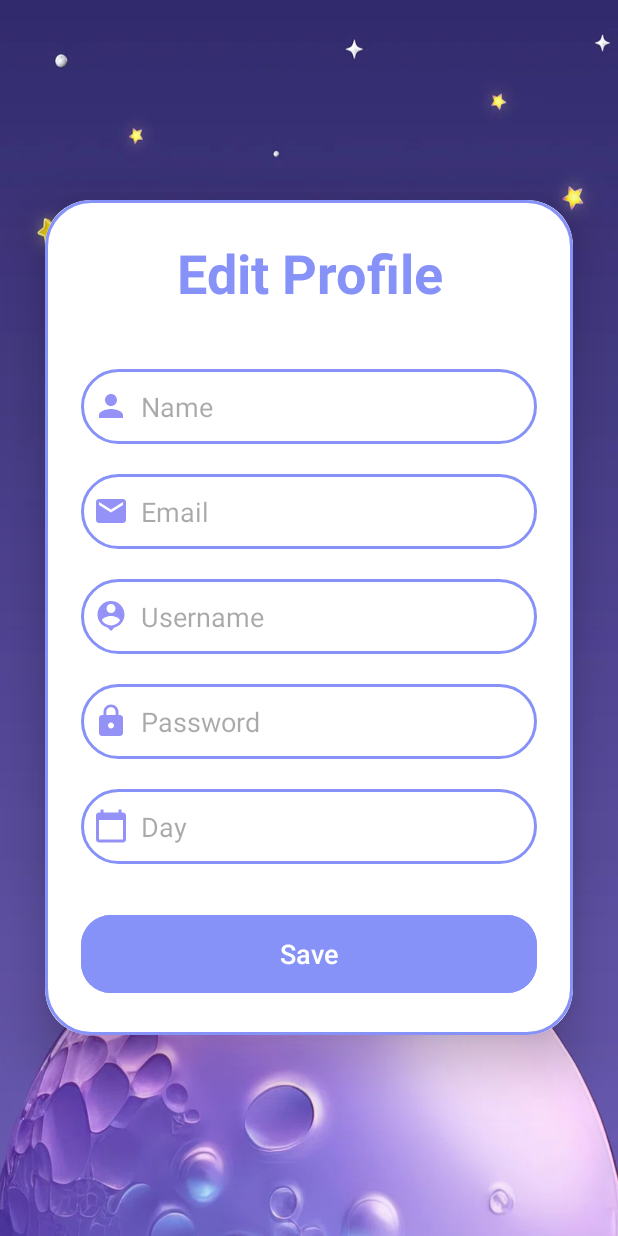
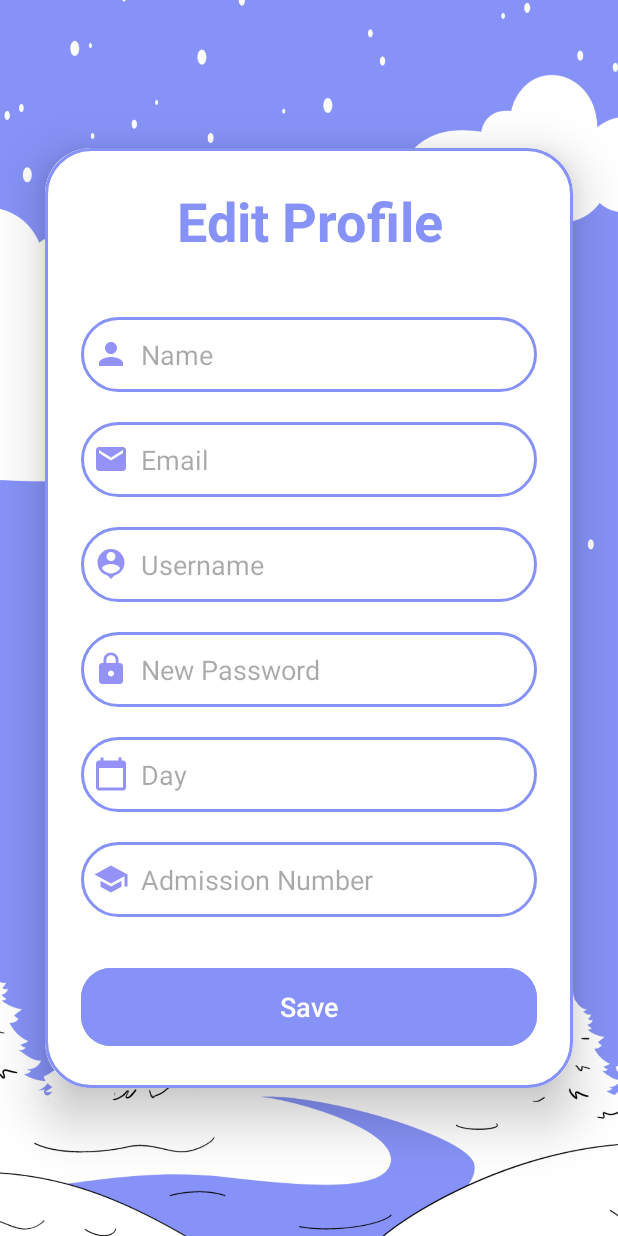
Before and after one commit to AbhiishekTyagii/ldl, an Android app: the EditProfileActivity screen opened directly, with no data from a screen before it, after a tap on "Save", on a phone screen of 412 x 824 dp. Run offline under Robolectric (Android 15) with nearby library versions, the phone set to English and light mode, and no system bars; our stand-ins replace Firebase (no records; nobody signed in at launch, a user with empty details on screens opened directly).

Commit message:
activity_editprofile.xml and EditProfileActivity.java completely fetched, update, Values

```diff
--- a/app/src/main/java/com/usualdev/lightdeliteracy/EditProfileActivity.java
+++ b/app/src/main/java/com/usualdev/lightdeliteracy/EditProfileActivity.java
@@ -1,24 +1,21 @@
 package com.usualdev.lightdeliteracy;
 
-
 import androidx.appcompat.app.AppCompatActivity;
-
 import android.content.Intent;
 import android.os.Bundle;
 import android.view.View;
 import android.widget.Button;
 import android.widget.EditText;
 import android.widget.Toast;
-
 import com.google.firebase.database.DatabaseReference;
 import com.google.firebase.database.FirebaseDatabase;
 
 public class EditProfileActivity extends AppCompatActivity {
 
-    EditText editName, editEmail, editUsername, editPassword;
-    Button saveButton;
-    String nameUser, emailUser, usernameUser, passwordUser;
-    DatabaseReference reference;
+    private EditText editName, editEmail, editUsername, editPassword, editDay, editAdmno;
+    private Button saveButton;
+    private String nameUser, emailUser, usernameUser, passwordUser, dayUser, admUser;
+    private DatabaseReference reference;
 
     @Override
     protected void onCreate(Bundle savedInstanceState) {
@@ -27,19 +24,43 @@ public class EditProfileActivity extends AppCompatActivity {
 
         reference = FirebaseDatabase.getInstance().getReference("users");
 
+        // Initialize EditText fields and Button
         editName = findViewById(R.id.editName);
         editEmail = findViewById(R.id.editEmail);
         editUsername = findViewById(R.id.editUsername);
         editPassword = findViewById(R.id.editPassword);
+        editDay = findViewById(R.id.editDay);
+        editAdmno = findViewById(R.id.editAdmno);
         saveButton = findViewById(R.id.saveButton);
 
+        // Load user data into fields
         showData();
 
+        // Set up the Save button click listener
         saveButton.setOnClickListener(new View.OnClickListener() {
             @Override
             public void onClick(View view) {
-                if (isNameChanged() || isPasswordChanged() || isEmailChanged()){
-                    Toast.makeText(EditProfileActivity.this, "Saved", Toast.LENGTH_SHORT).show();
+                // Get the password input
+                String newPassword = editPassword.getText().toString().trim();
+
+                // Check if the password field is not empty
+                if (newPassword.isEmpty()) {
+                    Toast.makeText(EditProfileActivity.this, "Password cannot be empty", Toast.LENGTH_SHORT).show();
+                    return; // Do not proceed with saving
+                }
+
+                // Proceed to save changes if password is provided
+                boolean changesMade = false;
+
+                if (isNameChanged()) changesMade = true;
+                if (isEmailChanged()) changesMade = true;
+                if (isPasswordChanged()) changesMade = true;
+                if (isDayChanged()) changesMade = true;
+                if (isAdmnoChanged()) changesMade = true;
+
+                // Display appropriate message
+                if (changesMade) {
+                    Toast.makeText(EditProfileActivity.this, "Data Saved", Toast.LENGTH_SHORT).show();
                 } else {
                     Toast.makeText(EditProfileActivity.this, "No Changes Found", Toast.LENGTH_SHORT).show();
                 }
@@ -47,49 +68,86 @@ public class EditProfileActivity extends AppCompatActivity {
         });
     }
 
+    // Check if the Name field has changed and update Firebase
     private boolean isNameChanged() {
-        if (!nameUser.equals(editName.getText().toString())){
-            reference.child(usernameUser).child("name").setValue(editName.getText().toString());
-            nameUser = editName.getText().toString();
+        String newName = editName.getText().toString().trim();
+        if (!newName.equals(nameUser)) {
+            reference.child(usernameUser).child("name").setValue(newName);
+            nameUser = newName;
             return true;
-        } else {
-            return false;
         }
+        return false;
     }
 
+    // Check if the Email field has changed and update Firebase
     private boolean isEmailChanged() {
-        if (!emailUser.equals(editEmail.getText().toString())){
-            reference.child(usernameUser).child("email").setValue(editEmail.getText().toString());
-            emailUser = editEmail.getText().toString();
+        String newEmail = editEmail.getText().toString().trim();
+        if (!newEmail.equals(emailUser)) {
+            reference.child(usernameUser).child("email").setValue(newEmail);
+            emailUser = newEmail;
             return true;
-        } else {
-            return false;
         }
+        return false;
     }
 
-
+    // Check if the Password field has changed and update Firebase
     private boolean isPasswordChanged() {
-        if (!passwordUser.equals(editPassword.getText().toString())){
-            reference.child(usernameUser).child("password").setValue(editPassword.getText().toString());
-            passwordUser = editPassword.getText().toString();
+        String newPassword = editPassword.getText().toString().trim();
+        if (!newPassword.equals(passwordUser)) {
+            reference.child(usernameUser).child("password").setValue(newPassword);
+            passwordUser = newPassword;
             return true;
-        } else {
-            return false;
         }
+        return false;
     }
 
-    public void showData(){
+    // Check if the Day field has changed and update Firebase
+    private boolean isDayChanged() {
+        String newDay = editDay.getText().toString().trim();
+        if (!newDay.equals(dayUser)) {
+            reference.child(usernameUser).child("day").setValue(newDay);
+            dayUser = newDay;
+            return true;
+        }
+        return false;
+    }
 
+    // Check if the Admission Number field has changed and update Firebase
+    private boolean isAdmnoChanged() {
+        String newAdmno = editAdmno.getText().toString().trim();
+        if (!newAdmno.equals(admUser)) {
+            reference.child(usernameUser).child("admno").setValue(newAdmno);
+            admUser = newAdmno;
+            return true;
+        }
+        return false;
+    }
+
+    // Populate the fields with existing data from Intent
+    private void showData() {
         Intent intent = getIntent();
 
         nameUser = intent.getStringExtra("name");
         emailUser = intent.getStringExtra("email");
         usernameUser = intent.getStringExtra("username");
         passwordUser = intent.getStringExtra("password");
+        dayUser = intent.getStringExtra("day");
+        admUser = intent.getStringExtra("admno");
 
+        // Set default values if any of the data is null
+        if (nameUser == null) nameUser = "";
+        if (emailUser == null) emailUser = "";
+        if (usernameUser == null) usernameUser = "";
+        if (passwordUser == null) passwordUser = "";
+        if (dayUser == null) dayUser = "";
+        if (admUser == null) admUser = "";
+
+        // Populate fields with existing data
         editName.setText(nameUser);
         editEmail.setText(emailUser);
         editUsername.setText(usernameUser);
         editPassword.setText(passwordUser);
+        editDay.setText(dayUser);
+        editAdmno.setText(admUser);
     }
 }
--- a/app/src/main/res/layout/activity_editprofile.xml
+++ b/app/src/main/res/layout/activity_editprofile.xml
@@ -7,7 +7,7 @@
     android:layout_height="match_parent"
     android:orientation="vertical"
     android:gravity="center"
-    android:background="@drawable/background2"
+    android:background="@drawable/mainbg"
     tools:context=".EditProfileActivity">
 
     <androidx.cardview.widget.CardView
@@ -58,7 +58,6 @@
                 android:drawablePadding="8dp"
                 android:textColor="@color/black"/>
 
-
             <EditText
                 android:layout_width="match_parent"
                 android:layout_height="50dp"
@@ -78,25 +77,35 @@
                 android:background="@drawable/lavender_border"
                 android:layout_marginTop="20dp"
                 android:padding="8dp"
-                android:hint="Password"
+                android:hint="New Password"
                 android:inputType="textPassword"
                 android:drawableLeft="@drawable/baseline_lock_24"
                 android:drawablePadding="8dp"
                 android:textColor="@color/black"/>
 
+            <EditText
+                android:layout_width="match_parent"
+                android:layout_height="50dp"
+                android:id="@+id/editDay"
+                android:background="@drawable/lavender_border"
+                android:layout_marginTop="20dp"
+                android:padding="8dp"
+                android:hint="Day"
+                android:drawableLeft="@drawable/baseline_calendar_today_24"
+                android:drawablePadding="8dp"
+                android:textColor="@color/black"/>
 
             <EditText
-                android:id="@+id/day"
                 android:layout_width="match_parent"
                 android:layout_height="50dp"
+                android:id="@+id/editAdmno"
+                android:background="@drawable/lavender_border"
                 android:layout_marginTop="20dp"
-                android:background="@drawable/lavender_border"
-                android:drawableLeft="@drawable/baseline_calendar_today_24"
+                android:padding="8dp"
+                android:hint="Admission Number"
+                android:drawableLeft="@drawable/baseline_school_24"
                 android:drawablePadding="8dp"
-                android:hint="Day"
-                android:inputType="textAutoCorrect"
-                android:padding="8dp"
-                android:textColor="@color/black" />
+                android:textColor="@color/black"/>
 
             <Button
                 android:layout_width="match_parent"
@@ -106,10 +115,7 @@
                 android:textSize="18sp"
                 android:layout_marginTop="30dp"
                 android:backgroundTint="@color/lavender"
-                app:cornerRadius = "20dp"/>
-
+                app:cornerRadius="20dp"/>
         </LinearLayout>
-
     </androidx.cardview.widget.CardView>
-
 </LinearLayout>
--- a/app/src/main/res/layout/activity_login.xml
+++ b/app/src/main/res/layout/activity_login.xml
@@ -41,7 +41,7 @@
                 android:background="@drawable/lavender_border"
                 android:layout_marginTop="40dp"
                 android:padding="8dp"
-                android:hint="Username"
+                android:hint="LDL ID"
                 android:drawableLeft="@drawable/baseline_person_pin_24"
                 android:drawablePadding="8dp"
                 android:textColor="@color/black"/>
```
Also changed, not shown: app/src/main/res/layout/activity_admin.xml (+10 -0 lines), app/src/main/res/layout/activity_day_coordinators.xml (+10 -0 lines).
